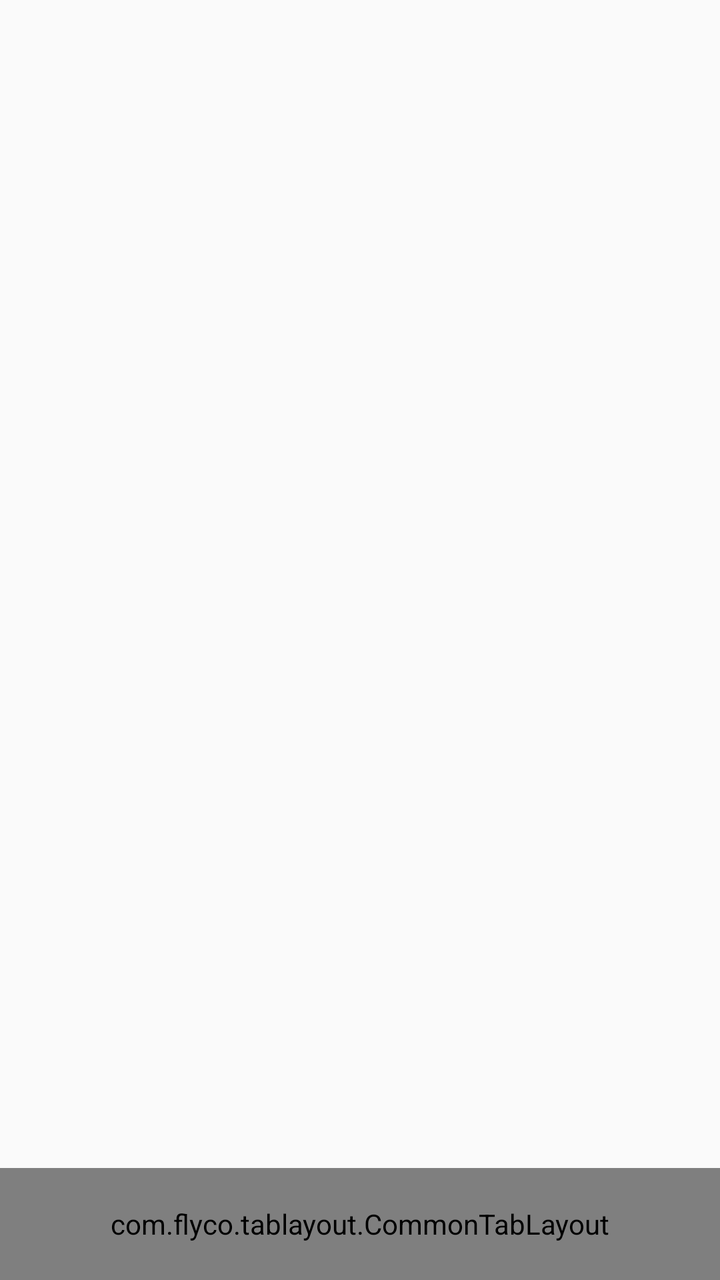
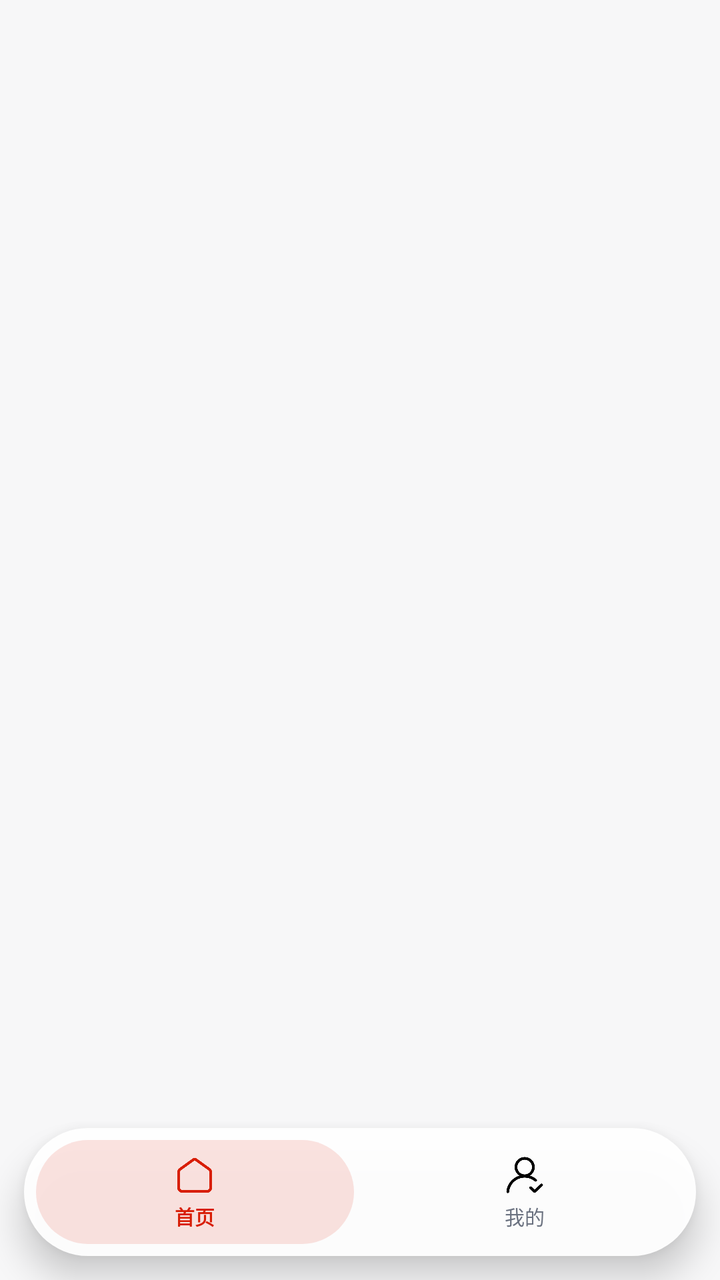

Two renders of the same Android screen: before a commit and after it. Below are the layout's source before the change and the commit's diff.
<!-- AndroidManifest.xml: application theme Theme.VDownload -->
<!-- res/layout/layout_main_activity.xml -->
<?xml version="1.0" encoding="utf-8"?>
<LinearLayout xmlns:android="http://schemas.android.com/apk/res/android"
    android:layout_width="match_parent"
    xmlns:app="http://schemas.android.com/apk/res-auto"
    android:orientation="vertical"
    android:layout_height="match_parent">

    <FrameLayout
        android:id="@+id/fl_content"
        android:layout_width="match_parent"
        android:layout_height="0px"
        android:layout_weight="1"/>

    <com.flyco.tablayout.CommonTabLayout
        android:id="@+id/tab_layout"
        app:tl_iconHeight="24dp"
        app:tl_iconVisible="true"
        app:tl_iconWidth="24dp"
        app:tl_textSelectColor="@color/accentColor"
        app:tl_textUnselectColor="@color/black"
        app:tl_textsize="12sp"
        app:tl_iconMargin="2dp"
        app:tl_textBold="SELECT"
        android:orientation="horizontal"
        android:layout_width="match_parent"
        android:layout_height="56dp"/>
</LinearLayout>
<!-- resources referenced by this layout -->
<resources>
  <color name="accentColor">#d81e06</color>
  <color name="black">#FF000000</color>
  <style name="Theme.VDownload" parent="Theme.AppCompat.DayNight.NoActionBar">
          <item name="windowActionBar">false</item>
          <item name="windowNoTitle">true</item>
      </style>
</resources>

<!-- the commit's change to res/layout/layout_main_activity.xml (unified diff, before → after) -->
@@ -1,27 +1,82 @@
 <?xml version="1.0" encoding="utf-8"?>
 <LinearLayout xmlns:android="http://schemas.android.com/apk/res/android"
     android:layout_width="match_parent"
-    xmlns:app="http://schemas.android.com/apk/res-auto"
-    android:orientation="vertical"
-    android:layout_height="match_parent">
+    android:layout_height="match_parent"
+    android:background="@color/pageBackground"
+    android:orientation="vertical">
 
     <FrameLayout
         android:id="@+id/fl_content"
         android:layout_width="match_parent"
-        android:layout_height="0px"
-        android:layout_weight="1"/>
+        android:layout_height="0dp"
+        android:layout_weight="1" />
 
-    <com.flyco.tablayout.CommonTabLayout
-        android:id="@+id/tab_layout"
-        app:tl_iconHeight="24dp"
-        app:tl_iconVisible="true"
-        app:tl_iconWidth="24dp"
-        app:tl_textSelectColor="@color/accentColor"
-        app:tl_textUnselectColor="@color/black"
-        app:tl_textsize="12sp"
-        app:tl_iconMargin="2dp"
-        app:tl_textBold="SELECT"
+    <LinearLayout
+        android:id="@+id/bottom_tab_bar"
+        android:layout_width="match_parent"
+        android:layout_height="64dp"
+        android:layout_marginHorizontal="12dp"
+        android:layout_marginTop="8dp"
+        android:layout_marginBottom="12dp"
+        android:background="@drawable/bg_tab_bar"
+        android:elevation="10dp"
         android:orientation="horizontal"
-        android:layout_width="match_parent"
-        android:layout_height="56dp"/>
+        android:padding="6dp">
+
+        <LinearLayout
+            android:id="@+id/home_tab"
+            android:layout_width="0dp"
+            android:layout_height="match_parent"
+            android:layout_weight="1"
+            android:background="@drawable/bg_tab_selected"
+            android:clickable="true"
+            android:focusable="true"
+            android:gravity="center"
+            android:orientation="vertical">
+
+            <ImageView
+                android:id="@+id/home_tab_icon"
+                android:layout_width="22dp"
+                android:layout_height="22dp"
+                android:src="@drawable/ic_home_s" />
+
+            <TextView
+                android:id="@+id/home_tab_text"
+                android:layout_width="wrap_content"
+                android:layout_height="wrap_content"
+                android:layout_marginTop="2dp"
+                android:text="首页"
+                android:textColor="@color/accentColor"
+                android:textSize="10sp"
+                android:textStyle="bold" />
+        </LinearLayout>
+
+        <LinearLayout
+            android:id="@+id/mine_tab"
+            android:layout_width="0dp"
+            android:layout_height="match_parent"
+            android:layout_marginStart="6dp"
+            android:layout_weight="1"
+            android:background="@android:color/transparent"
+            android:clickable="true"
+            android:focusable="true"
+            android:gravity="center"
+            android:orientation="vertical">
+
+            <ImageView
+                android:id="@+id/mine_tab_icon"
+                android:layout_width="22dp"
+                android:layout_height="22dp"
+                android:src="@drawable/ic_mine" />
+
+            <TextView
+                android:id="@+id/mine_tab_text"
+                android:layout_width="wrap_content"
+                android:layout_height="wrap_content"
+                android:layout_marginTop="2dp"
+                android:text="我的"
+                android:textColor="@color/secondaryTextColor"
+                android:textSize="10sp" />
+        </LinearLayout>
+    </LinearLayout>
 </LinearLayout>
<!-- resource entries referenced after the edit -->
@@ -1,10 +1,27 @@
 <!-- resources referenced by this layout -->
 <resources>
-  <color name="accentColor">#d81e06</color>
-  <color name="black">#FF000000</color>
+  <color name="accentColor">#D81E06</color>
+  <color name="pageBackground">#F7F7F8</color>
+  <color name="secondaryTextColor">#6B7280</color>
+  <!-- drawable bg_tab_bar (drawable) -->
+  <?xml version="1.0" encoding="utf-8"?>
+  <shape xmlns:android="http://schemas.android.com/apk/res/android" android:shape="rectangle">
+      <solid android:color="@color/tabBarBackground" />
+      <corners android:radius="32dp" />
+  </shape>
+  <!-- drawable bg_tab_selected (drawable) -->
+  <?xml version="1.0" encoding="utf-8"?>
+  <shape xmlns:android="http://schemas.android.com/apk/res/android" android:shape="rectangle">
+      <solid android:color="@color/accentTintColor" />
+      <corners android:radius="26dp" />
+  </shape>
+  <!-- drawable ic_home_s: png bitmap (drawable-xxhdpi, 6735 bytes) -->
+  <!-- drawable ic_mine: png bitmap (drawable-xxhdpi, 7898 bytes) -->
   <style name="Theme.VDownload" parent="Theme.AppCompat.DayNight.NoActionBar">
           <item name="windowActionBar">false</item>
           <item name="windowNoTitle">true</item>
       </style>
+  <color name="tabBarBackground">#F2FFFFFF</color>
+  <color name="accentTintColor">#1FD81E06</color>
 </resources>
 
